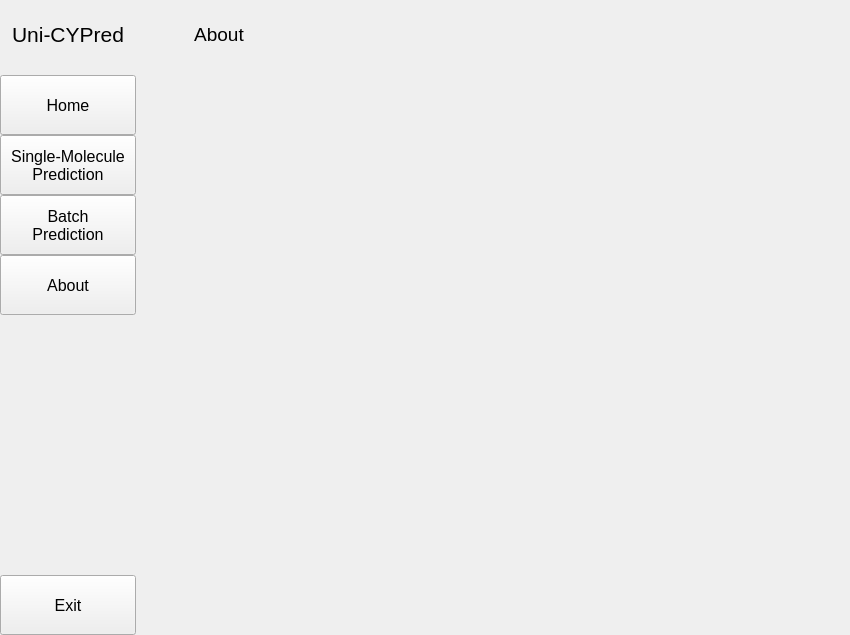
The window that widgets/main.ui (xli7654321/Neo-CYPi) describes before a commit, drawn with Qt 5.
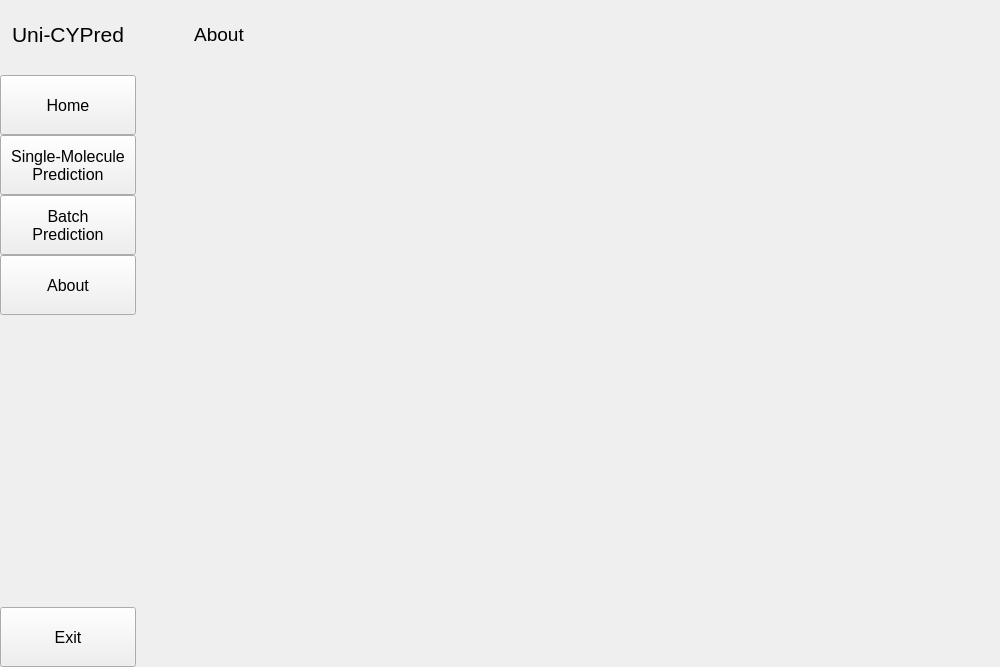
The same window after the commit. The open tabs and pages were chosen to show the change. Icons and pictures are not drawn.

```diff
--- a/widgets/main.ui
+++ b/widgets/main.ui
@@ -6,20 +6,20 @@
    <rect>
     <x>0</x>
     <y>0</y>
-    <width>850</width>
-    <height>635</height>
+    <width>1000</width>
+    <height>667</height>
    </rect>
   </property>
   <property name="minimumSize">
    <size>
-    <width>850</width>
-    <height>635</height>
+    <width>1000</width>
+    <height>667</height>
    </size>
   </property>
   <property name="maximumSize">
    <size>
-    <width>850</width>
-    <height>635</height>
+    <width>1000</width>
+    <height>667</height>
    </size>
   </property>
   <property name="font">
@@ -59,14 +59,14 @@
      <widget class="QWidget" name="content_widget" native="true">
       <property name="minimumSize">
        <size>
-        <width>714</width>
-        <height>610</height>
+        <width>864</width>
+        <height>642</height>
        </size>
       </property>
       <property name="maximumSize">
        <size>
-        <width>714</width>
-        <height>610</height>
+        <width>864</width>
+        <height>642</height>
        </size>
       </property>
       <property name="font">
@@ -268,13 +268,13 @@
      <widget class="QWidget" name="statusbar_widget" native="true">
       <property name="minimumSize">
        <size>
-        <width>714</width>
+        <width>864</width>
         <height>25</height>
        </size>
       </property>
       <property name="maximumSize">
        <size>
-        <width>714</width>
+        <width>864</width>
         <height>25</height>
        </size>
       </property>
@@ -291,13 +291,13 @@
       <property name="minimumSize">
        <size>
         <width>136</width>
-        <height>635</height>
+        <height>667</height>
        </size>
       </property>
       <property name="maximumSize">
        <size>
         <width>136</width>
-        <height>635</height>
+        <height>667</height>
        </size>
       </property>
       <layout class="QVBoxLayout" name="sidebar_vLayout">
```
Left out of the diff: 2 changed lines with no effect on the pictures.
